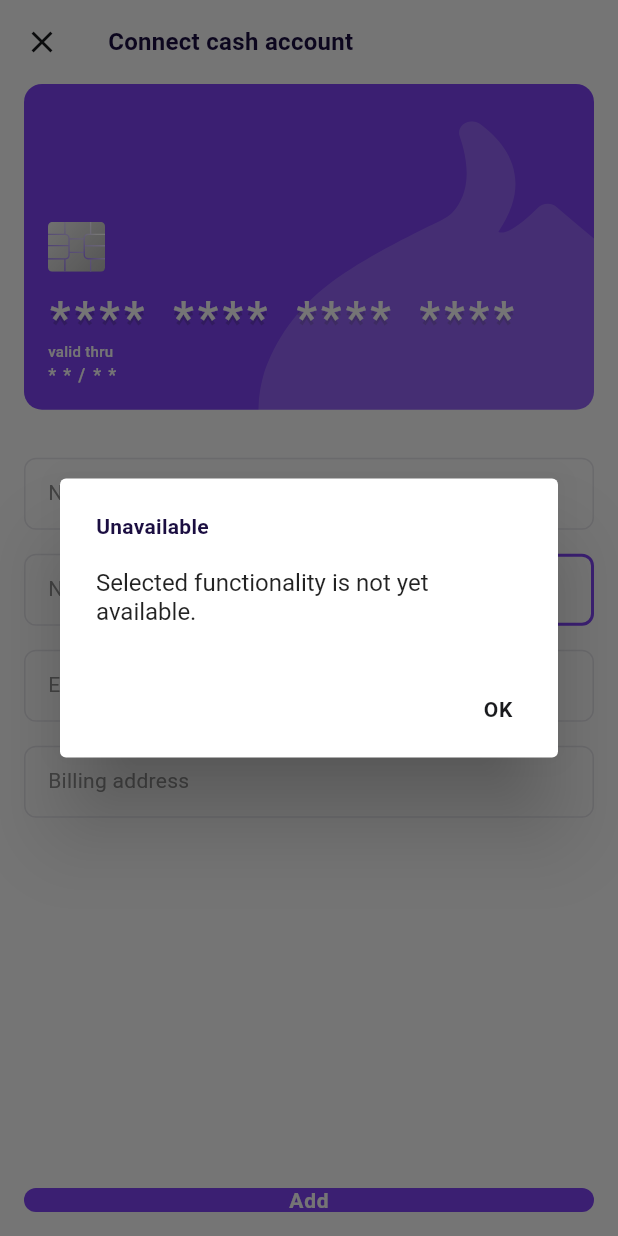
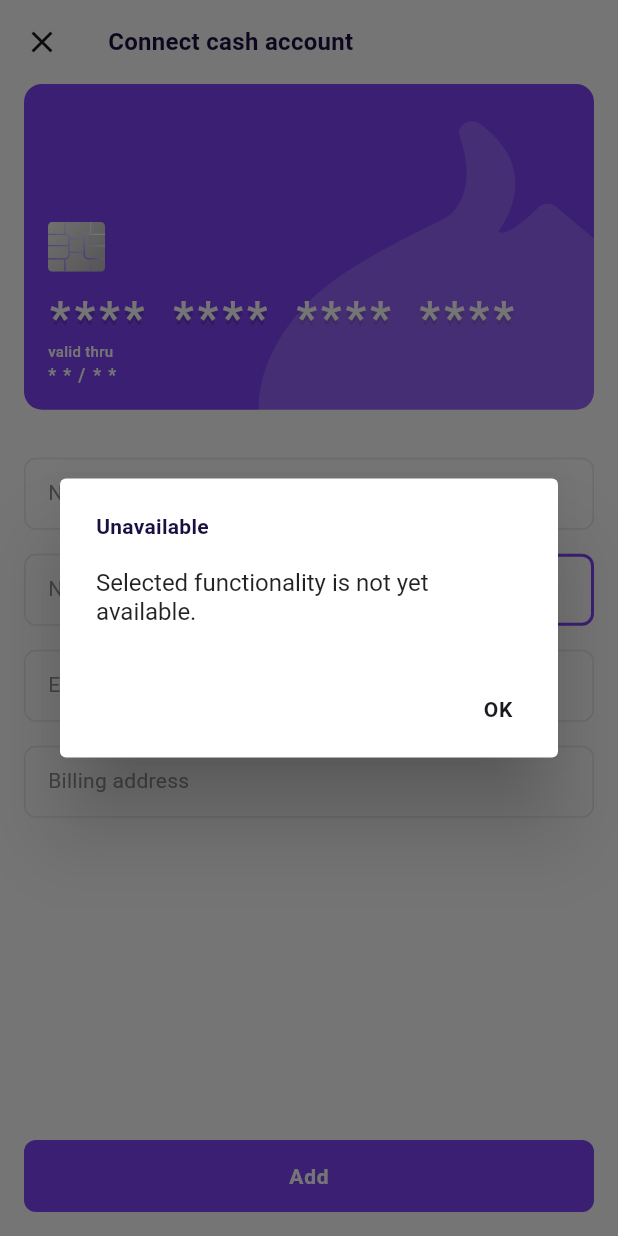
Before and after one commit to merixstudio/flutter-vizier-challenge, a Flutter app: the CreditCardFormPage screen opened by its route, after a tap on "Scan", on a phone screen of 412 x 824 dp. Run offline on Flutter 3.47's test engine with Material 2 defaults, Android fonts, the phone set to English and light mode, and no system bars; our stand-ins replace auto_route, bloc, flutter_bloc, flutter_secure_storage, flutter_svg, freezed_annotation and 3 more; accounts and stored records are empty; generated files the repository leaves out were written again; Roboto replaces fonts that are missing (Ubuntu).

Commit message:
Bugfix/UI improvements (#5)
* Fix CreditCardForm add button padding

* Change splash color of TextButton in dialog action

* Remove license part from README.md

* Move lint dependency to dev

```diff
--- a/lib/ui/modals/alert_dialog/adaptive_alert_dialog_action.dart
+++ b/lib/ui/modals/alert_dialog/adaptive_alert_dialog_action.dart
@@ -32,6 +32,11 @@ class AdaptiveAlertDialogAction extends StatelessWidget {
   Widget _buildMaterialDialogAction() {
     return TextButton(
       onPressed: onPressed,
+      style: ButtonStyle(
+        overlayColor: MaterialStateProperty.all(
+          AppColors.gray500,
+        ),
+      ),
       child: Text(
         title,
         style: textStyle ?? _defaultActionTextStyle(),
--- a/lib/ui/pages/credit_card/form/credit_card_form_page.dart
+++ b/lib/ui/pages/credit_card/form/credit_card_form_page.dart
@@ -142,6 +142,7 @@ class _CreditCardFormPageState extends State<CreditCardFormPage> {
           context.read<CardAddCubit>().add(context.read<CardFormCubit>().state.account);
         }
       },
+      padding: EdgeInsets.all(AppDimensions.padding.defaultValue),
       child: Text(
         AppLoc.of(context).creditCardFormAdd,
         style: AppTextStyles.button.primary(),
--- a/pubspec.yaml
+++ b/pubspec.yaml
@@ -29,7 +29,6 @@ dependencies:
   auto_route: ^3.2.4
   #Tools
   cupertino_icons: ^1.0.2
-  lint: ^1.8.2
   #UI
   flutter_svg: ^1.0.3
 
@@ -40,6 +39,7 @@ dev_dependencies:
   freezed: ^1.1.1
   injectable_generator: ^1.5.3
   json_serializable: ^6.1.5
+  lint: ^1.8.2
 
 flutter:
   uses-material-design: true
```
Also changed, not shown: pubspec.lock, 2 other files.
